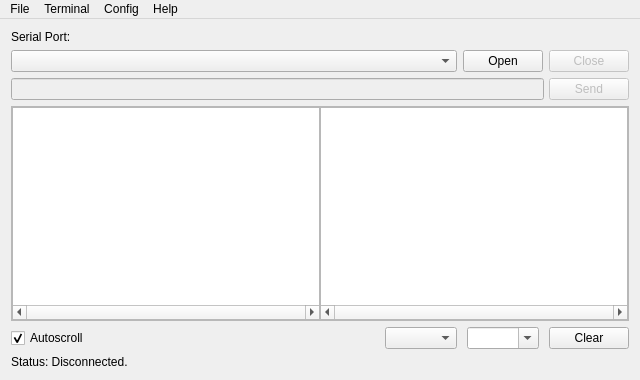
This is SUSTerm/mainwindow.ui in J-Rios/SUSTerm as Qt 5 draws it before an edit. The edited form follows.
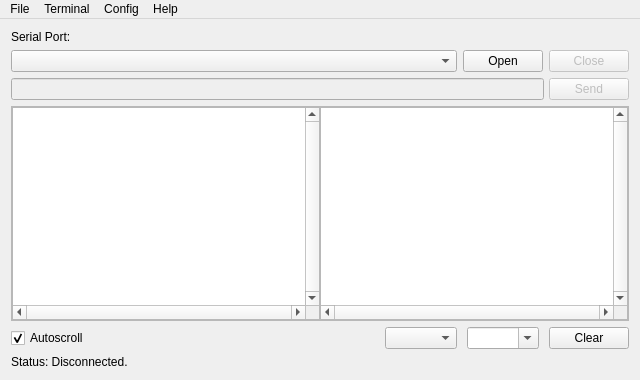
This is the edited form.

Commit message: Check Autoscroll set scroll bars to default position. Both horizontal scroll bars connected. Fix cursors and scrollbars positions while printing.

The edit to the form file:
```diff
--- a/SUSTerm/mainwindow.ui
+++ b/SUSTerm/mainwindow.ui
@@ -282,9 +282,15 @@
             <property name="inputMethodHints">
              <set>Qt::ImhMultiLine</set>
             </property>
+            <property name="verticalScrollBarPolicy">
+             <enum>Qt::ScrollBarAlwaysOn</enum>
+            </property>
             <property name="horizontalScrollBarPolicy">
              <enum>Qt::ScrollBarAlwaysOn</enum>
             </property>
+            <property name="sizeAdjustPolicy">
+             <enum>QAbstractScrollArea::AdjustIgnored</enum>
+            </property>
             <property name="lineWrapMode">
              <enum>QTextEdit::NoWrap</enum>
             </property>
@@ -304,6 +310,12 @@
             <property name="textInteractionFlags">
              <set>Qt::TextSelectableByMouse</set>
             </property>
+            <property name="placeholderText">
+             <string notr="true"/>
+            </property>
+            <property name="openLinks">
+             <bool>true</bool>
+            </property>
            </widget>
           </item>
           <item>
@@ -356,6 +368,9 @@
             <property name="midLineWidth">
              <number>0</number>
             </property>
+            <property name="verticalScrollBarPolicy">
+             <enum>Qt::ScrollBarAlwaysOn</enum>
+            </property>
             <property name="horizontalScrollBarPolicy">
              <enum>Qt::ScrollBarAlwaysOn</enum>
             </property>
@@ -371,6 +386,9 @@
             <property name="textInteractionFlags">
              <set>Qt::TextSelectableByMouse</set>
             </property>
+            <property name="placeholderText">
+             <string notr="true"/>
+            </property>
            </widget>
           </item>
          </layout>
```
The commit also changes 2 other files.
